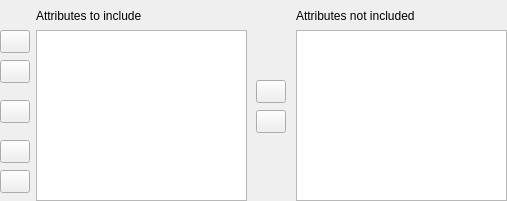
This is qt/wdg_attr_list.ui in gem/sidd as Qt 5 draws it before an edit. The edited form follows.
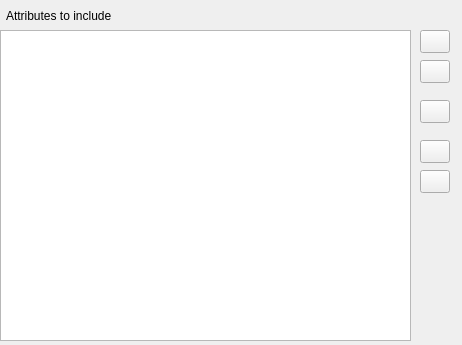
This is the edited form. Icons and pictures are not drawn.

Commit message:
updates - new tree user-interface for selecting attributes to use   for creating mapping scheme
- refactoring
  - remove leading _ character in variable names
  - changed taxonomy.attributeGroups to taxonomy.attribute_groups

What changed in the file:
```diff
--- a/qt/wdg_attr_list.ui
+++ b/qt/wdg_attr_list.ui
@@ -6,47 +6,27 @@
    <rect>
     <x>0</x>
     <y>0</y>
-    <width>507</width>
-    <height>201</height>
+    <width>462</width>
+    <height>345</height>
    </rect>
   </property>
   <property name="windowTitle">
    <string>Form</string>
   </property>
-  <widget class="QPushButton" name="btn_move_left">
+  <widget class="QTreeView" name="tree_attributes">
    <property name="geometry">
     <rect>
-     <x>256</x>
-     <y>80</y>
-     <width>30</width>
-     <height>23</height>
-    </rect>
-   </property>
-   <property name="toolTip">
-    <string>Include selected Attribute</string>
-   </property>
-   <property name="text">
-    <string/>
-   </property>
-   <property name="icon">
-    <iconset resource="resources/SIDDResource.qrc">
-     <normaloff>:/imgs/icons/arrow_left.png</normaloff>:/imgs/icons/arrow_left.png</iconset>
-   </property>
-  </widget>
-  <widget class="QListWidget" name="lst_attributes">
-   <property name="geometry">
-    <rect>
-     <x>36</x>
+     <x>0</x>
      <y>30</y>
-     <width>211</width>
-     <height>171</height>
+     <width>411</width>
+     <height>311</height>
     </rect>
    </property>
   </widget>
   <widget class="QLabel" name="lb_attributes">
    <property name="geometry">
     <rect>
-     <x>36</x>
+     <x>6</x>
      <y>0</y>
      <width>141</width>
      <height>31</height>
@@ -56,23 +36,10 @@
     <string>Attributes to include</string>
    </property>
   </widget>
-  <widget class="QLabel" name="lb_attributes_not_included">
-   <property name="geometry">
-    <rect>
-     <x>296</x>
-     <y>0</y>
-     <width>141</width>
-     <height>31</height>
-    </rect>
-   </property>
-   <property name="text">
-    <string>Attributes not included</string>
-   </property>
-  </widget>
   <widget class="QWidget" name="widget_attribute_buttons" native="true">
    <property name="geometry">
     <rect>
-     <x>0</x>
+     <x>420</x>
      <y>30</y>
      <width>31</width>
      <height>171</height>
@@ -179,36 +146,6 @@
     </property>
    </widget>
   </widget>
-  <widget class="QListWidget" name="lst_attributes_not_included">
-   <property name="geometry">
-    <rect>
-     <x>296</x>
-     <y>30</y>
-     <width>211</width>
-     <height>171</height>
-    </rect>
-   </property>
-  </widget>
-  <widget class="QPushButton" name="btn_move_right">
-   <property name="geometry">
-    <rect>
-     <x>256</x>
-     <y>110</y>
-     <width>30</width>
-     <height>23</height>
-    </rect>
-   </property>
-   <property name="toolTip">
-    <string>Exclude Selected Attribute</string>
-   </property>
-   <property name="text">
-    <string/>
-   </property>
-   <property name="icon">
-    <iconset resource="resources/SIDDResource.qrc">
-     <normaloff>:/imgs/icons/arrow_right.png</normaloff>:/imgs/icons/arrow_right.png</iconset>
-   </property>
-  </widget>
  </widget>
  <resources>
   <include location="resources/SIDDResource.qrc"/>
```
The commit also changes 29 other files.
